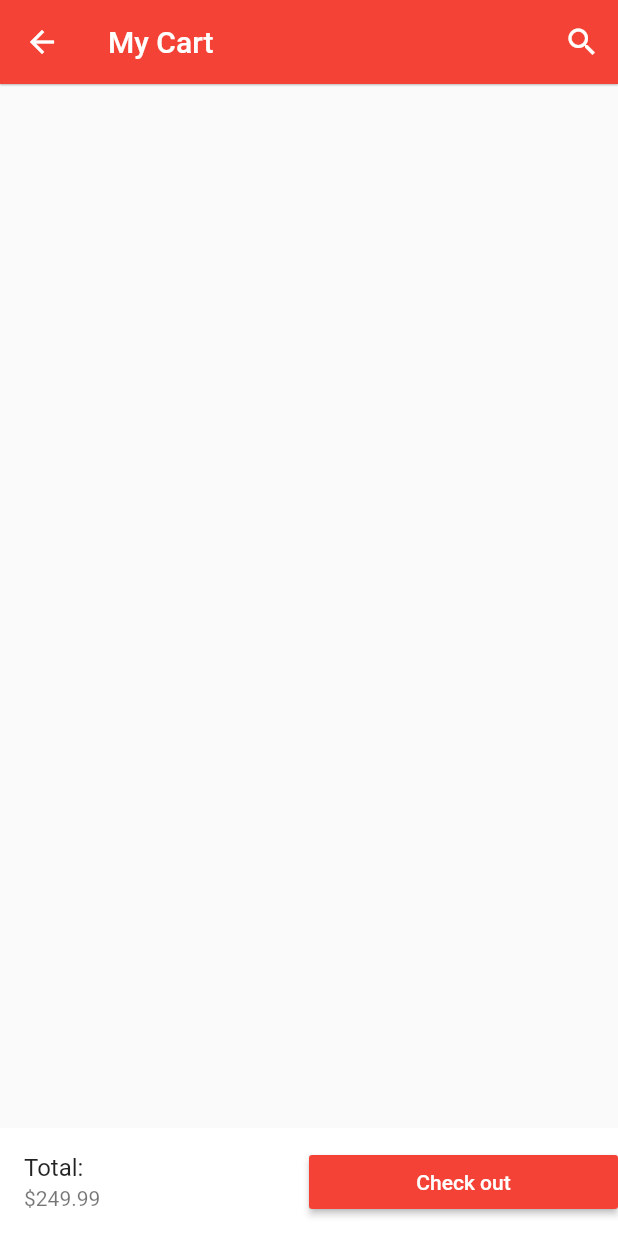
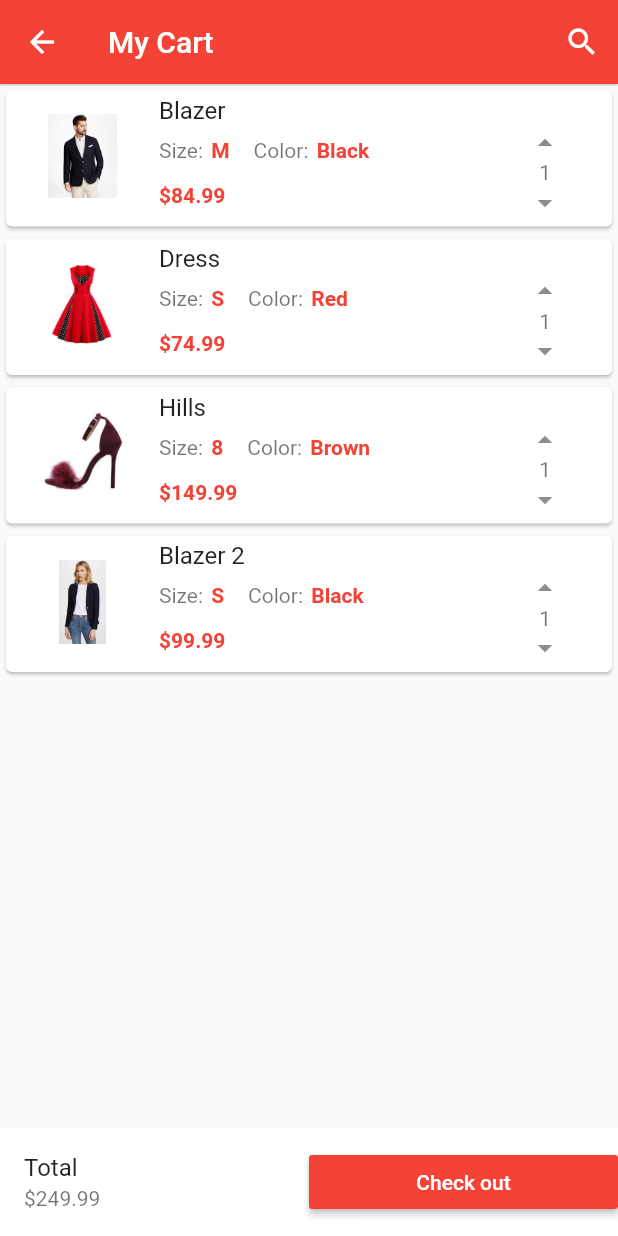
Before and after one commit to etEthiopia/ecommerce, a Flutter app: the CartPage screen opened by its route, on a phone screen of 412 x 824 dp. Run offline on Flutter 3.47's test engine with Material 2 defaults, Android fonts, the phone set to English and light mode, and no system bars; our stand-ins replace carousel_pro.

```diff
--- /dev/null
+++ b/lib/components/cart_items.dart
@@ -0,0 +1,171 @@
+import 'package:flutter/material.dart';
+
+class CartItems extends StatefulWidget {
+  @override
+  _CartItemsState createState() => _CartItemsState();
+}
+
+class _CartItemsState extends State<CartItems> {
+  var productList = [
+    {
+      "name": "Blazer",
+      "pic": "assets/products/blazer1.jpeg",
+      "price": 84.99,
+      "size": "M",
+      "color": "Black",
+      "quantity": 1
+    },
+    {
+      "name": "Dress",
+      "pic": "assets/products/dress1.jpeg",
+      "price": 74.99,
+      "size": "S",
+      "color": "Red",
+      "quantity": 1
+    },
+    {
+      "name": "Hills",
+      "pic": "assets/products/hills1.jpeg",
+      "price": 149.99,
+      "size": "8",
+      "color": "Brown",
+      "quantity": 1
+    },
+    {
+      "name": "Blazer 2",
+      "pic": "assets/products/blazer2.jpeg",
+      "price": 99.99,
+      "size": "S",
+      "color": "Black",
+      "quantity": 1
+    },
+  ];
+
+  @override
+  Widget build(BuildContext context) {
+    return ListView.builder(
+      itemCount: productList.length,
+      itemBuilder: (BuildContext context, int index) {
+        return (CartItem(
+          name: productList[index]["name"],
+          price: productList[index]["price"],
+          pic: productList[index]["pic"],
+          size: productList[index]["size"],
+          color: productList[index]["color"],
+          qunatity: productList[index]["quantity"],
+        ));
+      },
+    );
+  }
+}
+
+class CartItem extends StatelessWidget {
+  final String name;
+  final double price;
+  final String pic;
+  final String size;
+  final String color;
+  final int qunatity;
+
+  CartItem(
+      {this.name, this.price, this.pic, this.size, this.color, this.qunatity});
+
+  @override
+  Widget build(BuildContext context) {
+    return Card(
+      child: ListTile(
+        leading: Image.asset(
+          pic,
+          height: 70.0,
+          width: 70.0,
+        ),
+        title: Text(name),
+        subtitle: Container(
+          child: Row(
+            mainAxisAlignment: MainAxisAlignment.start,
+            children: <Widget>[
+              Expanded(
+                flex: 4,
+                child: Column(
+                  crossAxisAlignment: CrossAxisAlignment.start,
+                  children: <Widget>[
+                    Row(
+                      children: <Widget>[
+                        Padding(
+                            padding: EdgeInsets.fromLTRB(
+                              0.0,
+                              7.0,
+                              1.0,
+                              7.0,
+                            ),
+                            child: Text("Size: ")),
+                        Padding(
+                            padding: EdgeInsets.all(1.0),
+                            child: Text(
+                              size,
+                              style: TextStyle(
+                                  color: Colors.red,
+                                  fontWeight: FontWeight.w600),
+                            )),
+                        Padding(
+                            padding: EdgeInsets.fromLTRB(15.0, 7.0, 1.0, 7.0),
+                            child: Text("Color: ")),
+                        Padding(
+                            padding: EdgeInsets.all(1.0),
+                            child: Text(
+                              color,
+                              style: TextStyle(
+                                  color: Colors.red,
+                                  fontWeight: FontWeight.w600),
+                            )),
+                      ],
+                    ),
+                    Padding(
+                        padding: EdgeInsets.fromLTRB(
+                          0.0,
+                          7.0,
+                          7.0,
+                          7.0,
+                        ),
+                        child: Text(
+                          "\$$price",
+                          style: TextStyle(
+                              color: Colors.red, fontWeight: FontWeight.bold),
+                        )),
+                  ],
+                ),
+              ),
+              Expanded(
+                child: Column(
+                  crossAxisAlignment: CrossAxisAlignment.center,
+                  mainAxisAlignment: MainAxisAlignment.spaceEvenly,
+                  children: <Widget>[
+                    InkWell(
+                        onTap: () {
+                          controlQuantity(1);
+                        },
+                        child: Icon(Icons.arrow_drop_up)),
+                    Text(qunatity.toString()),
+                    InkWell(
+                        onTap: () {
+                          controlQuantity(0);
+                        },
+                        child: Icon(Icons.arrow_drop_down)),
+                  ],
+                ),
+              )
+            ],
+          ),
+        ),
+      ),
+    );
+  }
+
+  void controlQuantity(int command) {
+    if (command == 1) {
+      print("Incremant");
+    } else {
+      print("Decremant");
+    }
+  }
+}
--- a/lib/components/products_grid.dart
+++ b/lib/components/products_grid.dart
@@ -95,7 +95,7 @@ class SingleProduct extends StatelessWidget {
                     },
                     child: GridTile(
                         footer: Container(
-                            color: Colors.white70,
+                            color: Colors.white,
                             child: Padding(
                               padding: EdgeInsets.symmetric(
                                   horizontal: 5.0, vertical: 7.0),
--- a/lib/pages/cart.dart
+++ b/lib/pages/cart.dart
@@ -1,3 +1,4 @@
+import 'package:ecommerceapp/components/cart_items.dart';
 import 'package:flutter/material.dart';
 
 class CartPage extends StatefulWidget {
@@ -18,13 +19,14 @@ class _CartPageState extends State<CartPage> {
               icon: Icon(Icons.search), color: Colors.white, onPressed: () {}),
         ],
       ),
+      body: CartItems(),
       bottomNavigationBar: Container(
           color: Colors.white,
           child: Row(
             children: <Widget>[
               Expanded(
-                child: ListTile(
-                    title: Text("Total: "), subtitle: Text("\$249.99")),
+                child:
+                    ListTile(title: Text("Total "), subtitle: Text("\$249.99")),
               ),
               Expanded(
                 child: MaterialButton(
```
